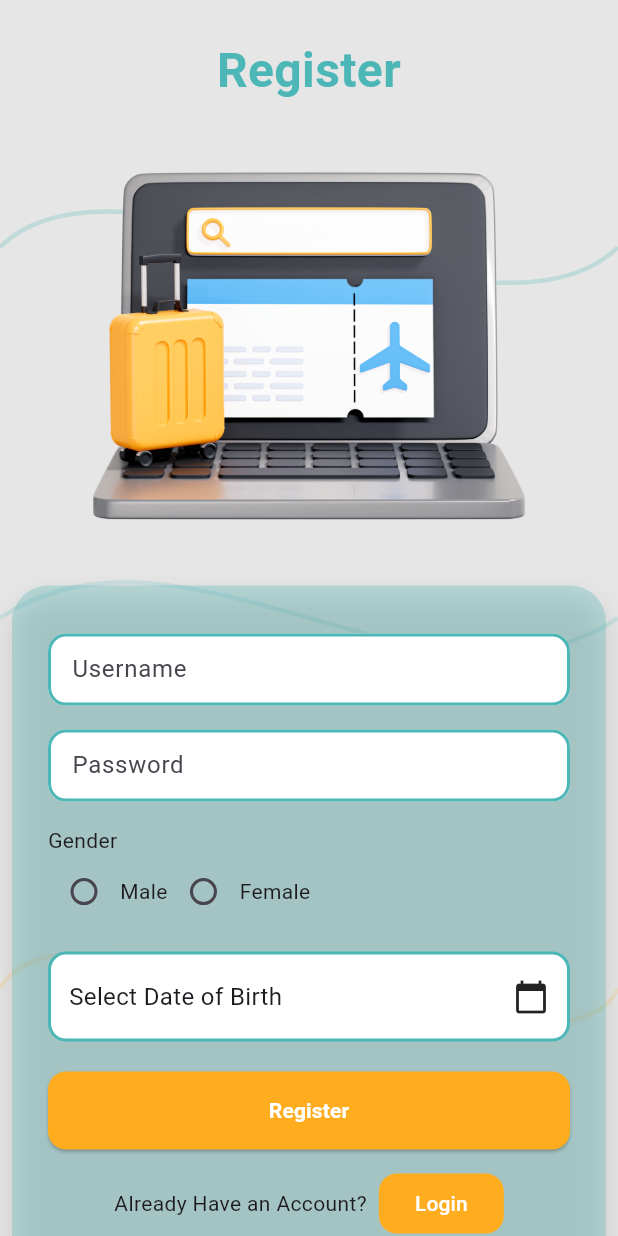
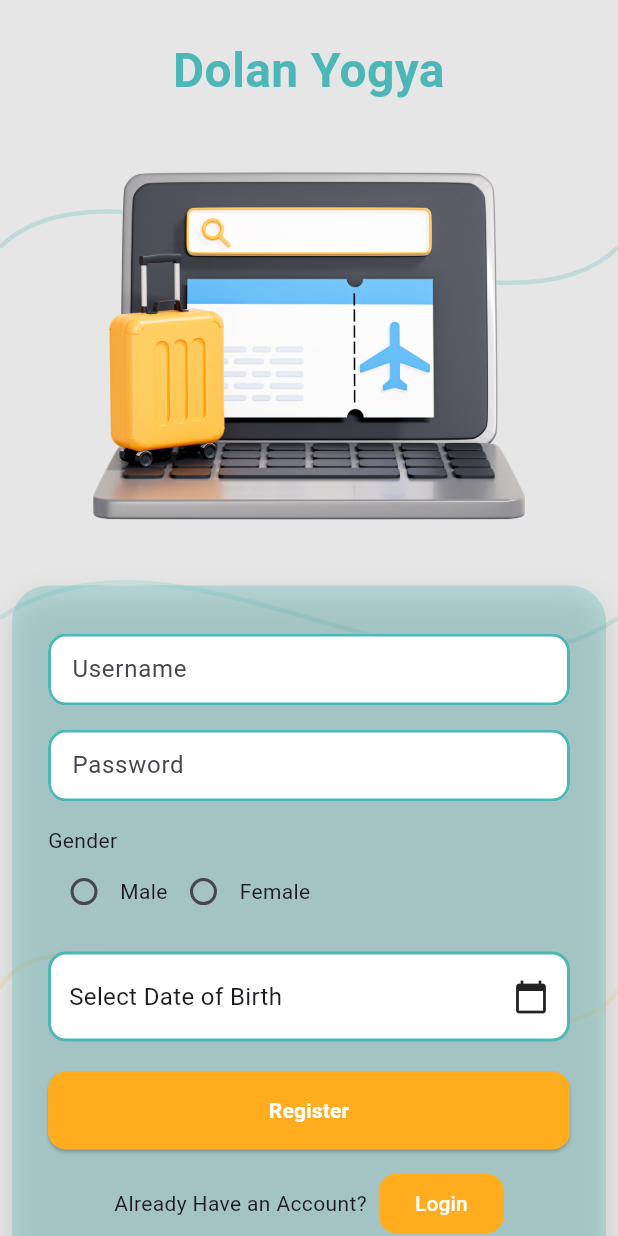
Before and after one commit to veriaw/project-dolanyogya-flutter, a Flutter app: the screen it shows after launch, after a tap on "Register", on a phone screen of 412 x 824 dp. Run offline on Flutter 3.47's test engine with Material 3 defaults, Android fonts, the phone set to English and light mode, and no system bars; our stand-ins replace basic_utils, google_fonts, hive, hive_flutter, shared_preferences; missing offline and left inert: pointycastle; accounts and stored records are empty.

Commit message:
change title

```diff
--- a/lib/screens/Login.dart
+++ b/lib/screens/Login.dart
@@ -44,7 +44,7 @@ class _LoginPageState extends State<LoginPage> {
                     mainAxisSize: MainAxisSize.min,
                     children: [
                       Text(
-                        "Login",
+                        "Dolan Yogya",
                         style: TextStyle(
                           fontSize: 32,
                           fontWeight: FontWeight.bold,
--- a/lib/screens/Register.dart
+++ b/lib/screens/Register.dart
@@ -46,7 +46,7 @@ class _RegisterPageState extends State<RegisterPage> {
                     mainAxisSize: MainAxisSize.min,
                     children: [
                       Text(
-                        "Register",
+                        "Dolan Yogya",
                         style: TextStyle(
                           fontSize: 32,
                           fontWeight: FontWeight.bold,
```
